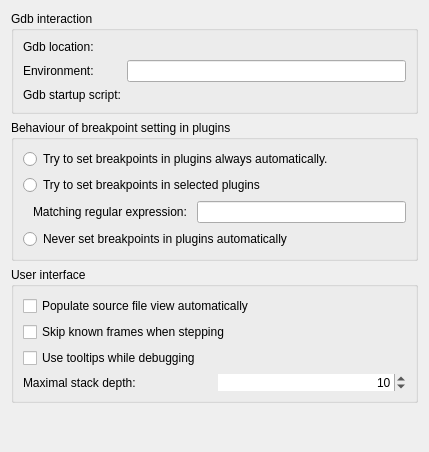
Above: src/plugins/debugger/gdboptionpage.ui from qt-creator/qt-creator before the change. Below: the same form after it.
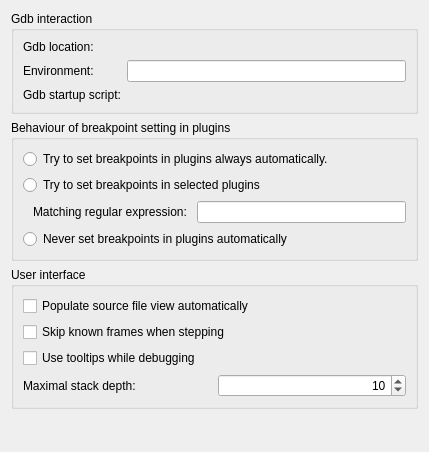
That is the form after the change. Custom widgets are drawn as their Qt base class.

Commit message: Don't disable the frame around QSpinBox in debugger options

What changed in the file:
```diff
--- a/src/plugins/debugger/gdboptionpage.ui
+++ b/src/plugins/debugger/gdboptionpage.ui
@@ -182,9 +182,6 @@
           <property name="layoutDirection">
            <enum>Qt::LeftToRight</enum>
           </property>
-          <property name="frame">
-           <bool>false</bool>
-          </property>
           <property name="alignment">
            <set>Qt::AlignRight|Qt::AlignTrailing|Qt::AlignVCenter</set>
           </property>
```
